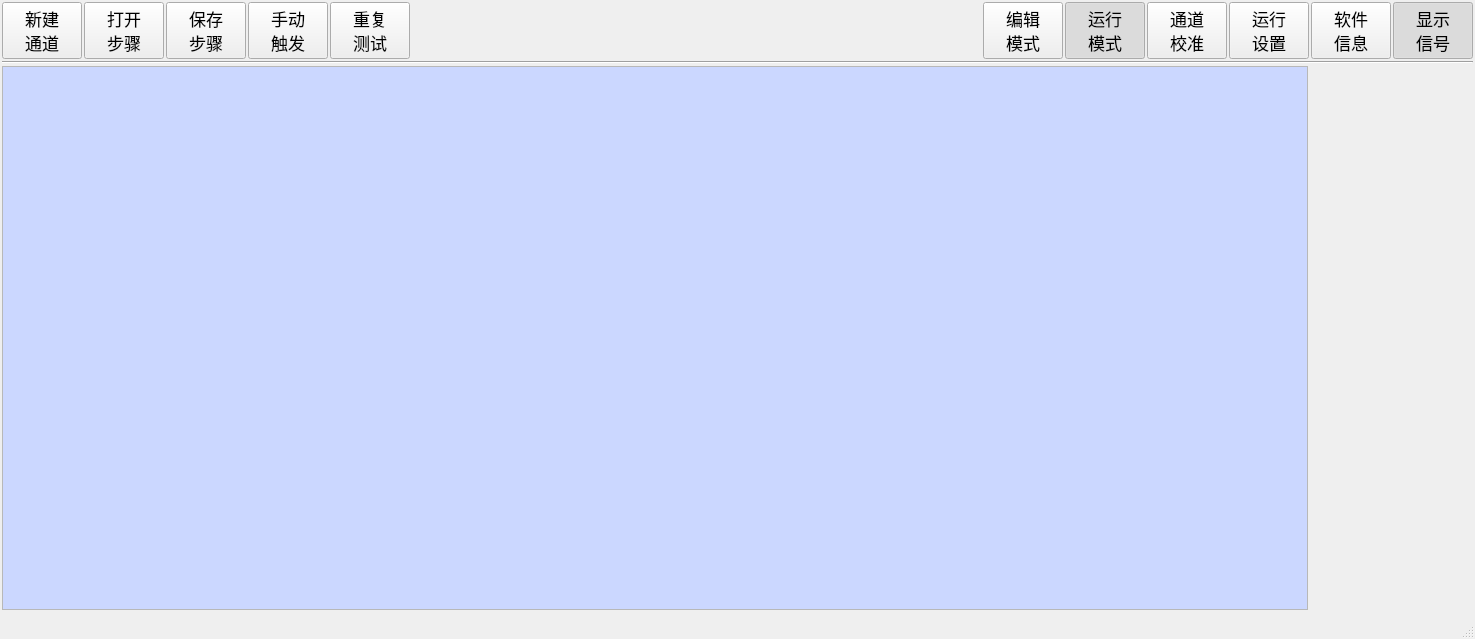
Above: UiFiles/clsMainTestWindow.ui from caicaiking/WKELightWave before the change. Below: the same form after it.
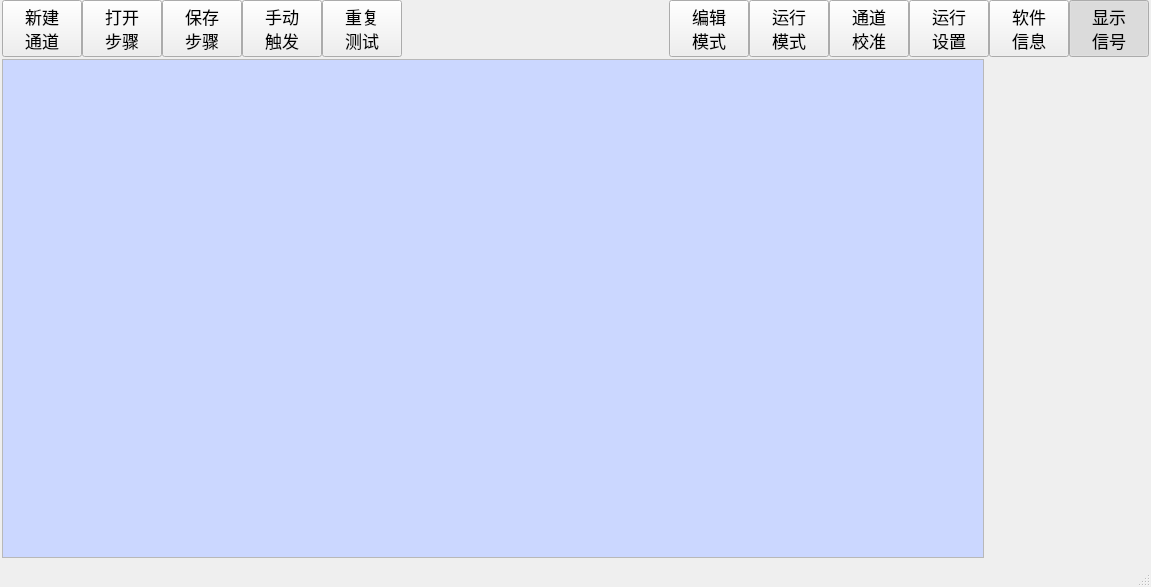
That is the form after the change. Icons and pictures are not drawn.

```diff
--- a/UiFiles/clsMainTestWindow.ui
+++ b/UiFiles/clsMainTestWindow.ui
@@ -6,8 +6,8 @@
    <rect>
     <x>0</x>
     <y>0</y>
-    <width>1475</width>
-    <height>639</height>
+    <width>1151</width>
+    <height>587</height>
    </rect>
   </property>
   <property name="font">
@@ -29,7 +29,7 @@
 }</string>
   </property>
   <widget class="QWidget" name="centralwidget">
-   <layout class="QVBoxLayout" name="verticalLayout">
+   <layout class="QVBoxLayout" name="verticalLayout" stretch="0,10">
     <property name="spacing">
      <number>2</number>
     </property>
@@ -37,13 +37,38 @@
      <number>2</number>
     </property>
     <property name="topMargin">
-     <number>2</number>
+     <number>0</number>
     </property>
     <property name="rightMargin">
      <number>2</number>
     </property>
     <property name="bottomMargin">
      <number>2</number>
+    </property>
+    <item>
+     <widget class="QStackedWidget" name="stackedWidget">
+      <property name="lineWidth">
+       <number>0</number>
+      </property>
+      <property name="currentIndex">
+       <number>0</number>
+      </property>
+      <widget class="QWidget" name="page">
+       <layout class="QVBoxLayout" name="verticalLayout_4">
+        <property name="spacing">
+         <number>0</number>
+        </property>
+        <property name="leftMargin">
+         <number>0</number>
+        </property>
+        <property name="topMargin">
+         <number>0</number>
+        </property>
+        <property name="rightMargin">
+         <number>0</number>
+        </property>
+        <property name="bottomMargin">
+         <number>0</number>
     </property>
     <item>
      <layout class="QHBoxLayout" name="horizontalLayout">
@@ -287,7 +312,7 @@
          <string>Ctrl+R</string>
         </property>
         <property name="checkable">
-         <bool>true</bool>
+             <bool>false</bool>
         </property>
         <property name="checked">
          <bool>false</bool>
@@ -335,10 +360,10 @@
          <string>Ctrl+E</string>
         </property>
         <property name="checkable">
-         <bool>true</bool>
+             <bool>false</bool>
         </property>
         <property name="checked">
-         <bool>true</bool>
+             <bool>false</bool>
         </property>
         <property name="autoExclusive">
          <bool>true</bool>
@@ -515,11 +540,9 @@
       </item>
      </layout>
     </item>
-    <item>
-     <widget class="Line" name="line">
-      <property name="orientation">
-       <enum>Qt::Horizontal</enum>
-      </property>
+       </layout>
+      </widget>
+      <widget class="QWidget" name="page_2"/>
      </widget>
     </item>
     <item>
@@ -558,8 +581,8 @@
              <rect>
               <x>0</x>
               <y>0</y>
-              <width>1302</width>
-              <height>529</height>
+              <width>978</width>
+              <height>507</height>
              </rect>
             </property>
             <layout class="QVBoxLayout" name="verticalLayout_3">
```
Left out of the diff: 145 changed lines with no effect on the pictures. Lines whose indentation alone changed are shown as unchanged.
